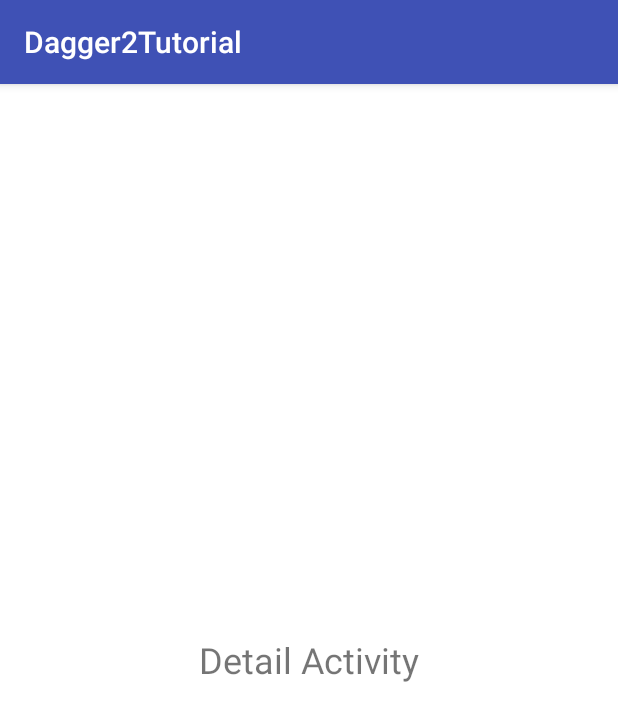
After one commit to cifo19/Dagger2Tutorial, an Android app: the DetailActivity screen opened directly, with no data from a screen before it, on a phone screen of 412 x 824 dp. The commit adds this screen. Shown: the top 721 px of the screen. Run offline under Robolectric (Android 15) with nearby library versions, the phone set to English and light mode, and no system bars; our stand-ins replace Dagger/Hilt's generated code, Picasso, Timber; libraries missing offline, so code that uses them is left out: com.fatboyindustrial.gsonjodatime, com.jakewharton.picasso; pictures from the network do not load.

Commit message:
Individual developments

```diff
--- a/app/src/main/java/com/twistedeqations/dagger2tutorial/GithubApplication.java
+++ b/app/src/main/java/com/twistedeqations/dagger2tutorial/GithubApplication.java
@@ -53,6 +53,8 @@ public class GithubApplication extends Application {
                 .contextModule(new ContextModule(this))
                 .build();
 
+        //Bu get methodlar kullanılmıyor.
+        //Fakat uygulama getter methodlar yazılarak uygulama genelinde kullanılması sağlanabilir.
         githubService = component.getGithubService();
         picasso = component.getPicasso();
 
--- /dev/null
+++ b/app/src/main/java/com/twistedeqations/dagger2tutorial/di/component/DetailActivityComponent.java
@@ -0,0 +1,18 @@
+package com.twistedeqations.dagger2tutorial.di.component;
+
+import com.twistedeqations.dagger2tutorial.di.module.DetailActivityModule;
+import com.twistedeqations.dagger2tutorial.di.scope.DetailActivityScope;
+import com.twistedeqations.dagger2tutorial.screens.DetailActivity;
+
+import dagger.Component;
+
+/**
+ * Created by cafer on 13.3.2017.
+ */
+
+@Component(modules = {DetailActivityModule.class},dependencies = {GithubApplicationComponent.class})
+@DetailActivityScope
+public interface DetailActivityComponent {
+
+    void inject(DetailActivity detailAcitivty);
+}
--- a/app/src/main/java/com/twistedeqations/dagger2tutorial/di/component/GithubApplicationComponent.java
+++ b/app/src/main/java/com/twistedeqations/dagger2tutorial/di/component/GithubApplicationComponent.java
@@ -1,7 +1,7 @@
 package com.twistedeqations.dagger2tutorial.di.component;
 
+import com.jakewharton.picasso.OkHttp3Downloader;
 import com.squareup.picasso.Picasso;
-import com.twistedeqations.dagger2tutorial.di.module.ActivityModule;
 import com.twistedeqations.dagger2tutorial.di.module.GithubServiceModule;
 import com.twistedeqations.dagger2tutorial.di.module.PicassoModule;
 import com.twistedeqations.dagger2tutorial.di.scope.GithubApplicationScope;
@@ -14,9 +14,16 @@ import dagger.Component;
  */
 
 @GithubApplicationScope
-@Component(modules = {GithubServiceModule.class, PicassoModule.class, ActivityModule.class})
+@Component(modules = {GithubServiceModule.class, PicassoModule.class})
 public interface GithubApplicationComponent {
 
+    //Dagger bu getter methodların dönüş değeri tipinde (Picasso ve GithubService)
+    //nesnelere ulaşabileceğimiz generated kodlar oluşturur
+
+    //Bu getter methodları kullanarak generate edilmiş nesnelere ulaşabiliriz.
+
+    //Buraya getter methodlar yazılmaz ise dagger dışarıdan nesnelere ulaşabileceğimiz
+    //methodlar generate etemez.
     Picasso getPicasso();
 
     GithubService getGithubService();
--- /dev/null
+++ b/app/src/main/java/com/twistedeqations/dagger2tutorial/di/module/DetailActivityModule.java
@@ -0,0 +1,27 @@
+package com.twistedeqations.dagger2tutorial.di.module;
+
+import com.twistedeqations.dagger2tutorial.di.scope.DetailActivityScope;
+import com.twistedeqations.dagger2tutorial.screens.DetailActivity;
+
+import dagger.Module;
+import dagger.Provides;
+
+/**
+ * Created by cafer on 13.3.2017.
+ */
+
+@Module
+public class DetailActivityModule {
+
+    private final DetailActivity detailActivity;
+
+    public DetailActivityModule(DetailActivity detailActivity) {
+        this.detailActivity = detailActivity;
+    }
+
+    @Provides
+    @DetailActivityScope
+    public DetailActivity providesDetailActivity(){
+        return detailActivity;
+    }
+}
--- a/app/src/main/java/com/twistedeqations/dagger2tutorial/di/module/HomeActivityModule.java
+++ b/app/src/main/java/com/twistedeqations/dagger2tutorial/di/module/HomeActivityModule.java
@@ -1,9 +1,7 @@
 package com.twistedeqations.dagger2tutorial.di.module;
 
-import com.squareup.picasso.Picasso;
 import com.twistedeqations.dagger2tutorial.di.scope.HomeActivityScope;
 import com.twistedeqations.dagger2tutorial.screens.HomeActivity;
-import com.twistedeqations.dagger2tutorial.screens.home.AdapterRepos;
 
 import dagger.Module;
 import dagger.Provides;
--- /dev/null
+++ b/app/src/main/java/com/twistedeqations/dagger2tutorial/screens/DetailActivity.java
@@ -0,0 +1,40 @@
+package com.twistedeqations.dagger2tutorial.screens;
+
+import android.os.Bundle;
+import android.support.annotation.Nullable;
+import android.support.v7.app.AppCompatActivity;
+
+import com.twistedeqations.dagger2tutorial.GithubApplication;
+import com.twistedeqations.dagger2tutorial.R;
+import com.twistedeqations.dagger2tutorial.di.component.DaggerDetailActivityComponent;
+import com.twistedeqations.dagger2tutorial.di.component.DetailActivityComponent;
+import com.twistedeqations.dagger2tutorial.di.module.DetailActivityModule;
+import com.twistedeqations.dagger2tutorial.network.GithubService;
+
+import javax.inject.Inject;
+
+/**
+ * Created by cafer on 13.3.2017.
+ */
+
+public class DetailActivity extends AppCompatActivity {
+
+    DetailActivityComponent detailActivityComponent;
+
+    @Inject
+    GithubService githubService;
+
+    @Override
+    protected void onCreate(@Nullable Bundle savedInstanceState) {
+        super.onCreate(savedInstanceState);
+
+        setContentView(R.layout.activity_detail);
+
+        detailActivityComponent = DaggerDetailActivityComponent.builder()
+                .detailActivityModule(new DetailActivityModule(this))
+                .githubApplicationComponent(GithubApplication.get(this).githubApplicationComponent())
+                .build();
+
+        detailActivityComponent.inject(this);
+    }
+}
--- a/app/src/main/java/com/twistedeqations/dagger2tutorial/screens/HomeActivity.java
+++ b/app/src/main/java/com/twistedeqations/dagger2tutorial/screens/HomeActivity.java
@@ -1,7 +1,7 @@
 package com.twistedeqations.dagger2tutorial.screens;
 
+import android.os.Bundle;
 import android.support.v7.app.AppCompatActivity;
-import android.os.Bundle;
 import android.widget.ListView;
 import android.widget.Toast;
 
@@ -34,6 +34,9 @@ public class HomeActivity extends AppCompatActivity {
 
     @Inject
     GithubService githubService;
+
+    @Inject
+    Picasso picasso;
 
     @Inject
     AdapterRepos adapterRepos;
--- /dev/null
+++ b/app/src/main/res/layout/activity_detail.xml
@@ -0,0 +1,14 @@
+<?xml version="1.0" encoding="utf-8"?>
+<LinearLayout xmlns:android="http://schemas.android.com/apk/res/android"
+    android:orientation="vertical" android:layout_width="match_parent"
+    android:layout_height="match_parent">
+
+    <TextView
+        android:layout_width="match_parent"
+        android:layout_height="match_parent"
+        android:background="@android:color/white"
+        android:gravity="center"
+        android:textSize="24sp"
+        android:text="@string/detail_activity"/>
+
+</LinearLayout>
--- a/app/src/main/res/values/strings.xml
+++ b/app/src/main/res/values/strings.xml
@@ -1,4 +1,5 @@
 <resources>
   <string name="app_name">Dagger2Tutorial</string>
   <string name="last_pushed">Last Pushed %s</string>
+    <string name="detail_activity">Detail Activity</string>
 </resources>
```
Also changed, not shown: app/src/main/AndroidManifest.xml (+6 -4 lines), app/src/main/java/com/twistedeqations/dagger2tutorial/di/module/ActivityModule.java (deleted, +0 -31 lines), app/src/main/java/com/twistedeqations/dagger2tutorial/di/scope/DetailActivityScope.java (added, +11 -0 lines), app/src/main/java/com/twistedeqations/dagger2tutorial/screens/home/RepoListItem.java (+13 -0 lines).
